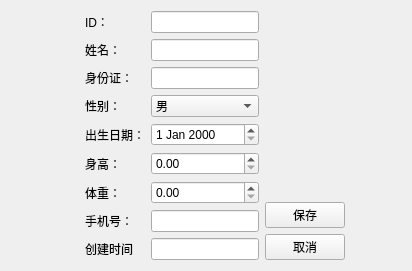
Qt form patienteditview.ui (yuancong2/QtCode-Lab3) before a commit.
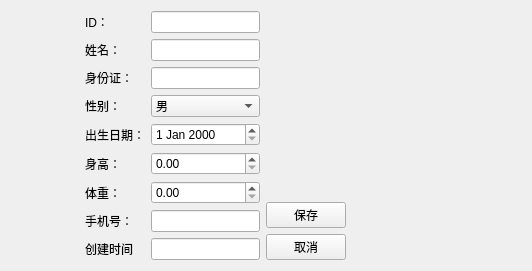
The same form after that commit.

The edit to the form file:
```diff
--- a/patienteditview.ui
+++ b/patienteditview.ui
@@ -6,8 +6,8 @@
    <rect>
     <x>0</x>
     <y>0</y>
-    <width>412</width>
-    <height>230</height>
+    <width>532</width>
+    <height>257</height>
    </rect>
   </property>
   <property name="windowTitle">
```
Left out of the diff: 13 changed lines with no effect on the pictures.
